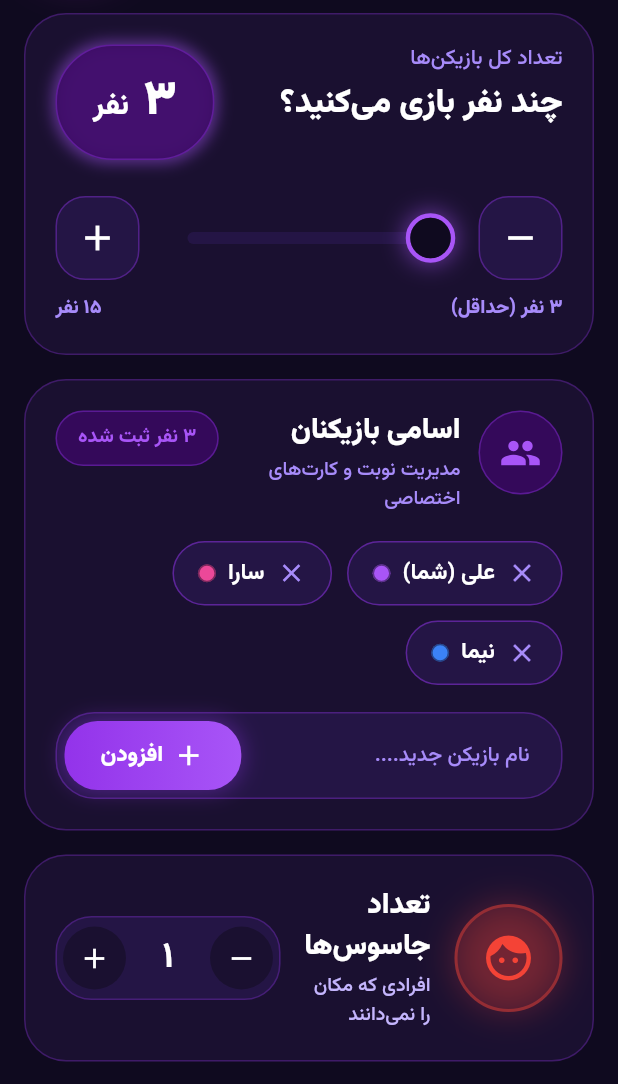
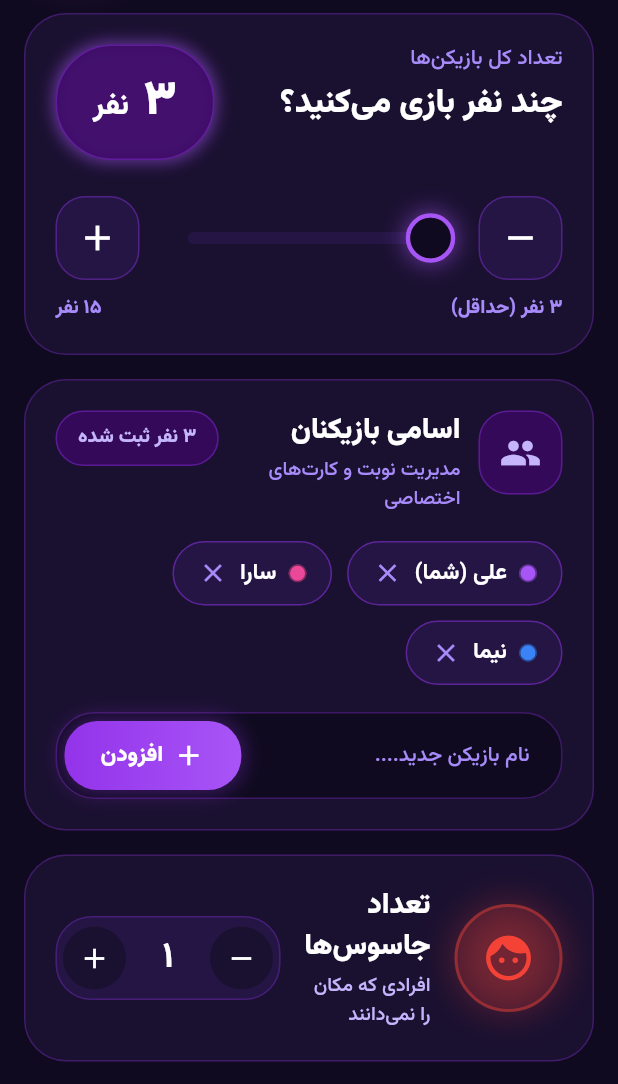
Before and after one commit to negarpoormehdi/joopi.imposter, a Flutter app: the screen it shows after launch, on a phone screen of 412 x 824 dp, the part 152-1236 px from its top. Run offline on Flutter 3.47's test engine with Material 3 defaults, Android fonts, the phone set to English and light mode, and no system bars.

Commit message:
style and font

```diff
--- a/lib/screens/game_settings_screen.dart
+++ b/lib/screens/game_settings_screen.dart
@@ -392,14 +392,14 @@ class _GameSettingsScreenState extends State<GameSettingsScreen> {
                 height: AppTheme.playerIconBoxSize,
                 decoration: BoxDecoration(
                   color: AppTheme.bgPurple.withOpacity(0.8),
-                  borderRadius: BorderRadius.circular(AppTheme.numberBoxRadius),
+                  borderRadius: BorderRadius.circular(20),
                   border: Border.all(
                     color: AppTheme.primaryPurple.withOpacity(0.4),
                   ),
                 ),
                 child: Icon(
                   Icons.group,
-                  color: AppTheme.lightPurple,
+                  color: AppTheme.textSecondary,
                   size: AppTheme.playerIconSize,
                 ),
               ),
@@ -449,7 +449,7 @@ class _GameSettingsScreenState extends State<GameSettingsScreen> {
                   '${_playersCount.toFa} نفر ثبت شده',
                   style: TextStyle(
                     fontFamily: AppTheme.fontFamily,
-                    color: AppTheme.lightPurple,
+                    color: AppTheme.textSecondary,
                     fontSize: AppTheme.badgeFontSize,
                     fontWeight: AppTheme.badgeWeight,
                   ),
@@ -479,7 +479,7 @@ class _GameSettingsScreenState extends State<GameSettingsScreen> {
           Container(
             padding: EdgeInsets.all(AppTheme.addRowPadding),
             decoration: BoxDecoration(
-              color: AppTheme.cardBgLight,
+              color: AppTheme.bgDark,
               borderRadius: BorderRadius.circular(AppTheme.addRowRadius),
               border: Border.all(
                 color: AppTheme.primaryPurple.withValues(alpha: 0.35),
--- a/lib/widgets/common_widgets.dart
+++ b/lib/widgets/common_widgets.dart
@@ -304,14 +304,19 @@ class PlayerChip extends StatelessWidget {
         textDirection: TextDirection.rtl,
         children: [
           if (onRemove != null)
-            GestureDetector(
-              onTap: onRemove,
-              child: Icon(
-                Icons.close,
-                color: AppTheme.textMuted,
-                size: AppTheme.chipCloseIconSize,
+
+          Container(
+            width: AppTheme.chipDotSize,
+            height: AppTheme.chipDotSize,
+            decoration: BoxDecoration(
+              color: dotColor,
+              shape: BoxShape.circle,
+              border: Border.all(
+                color: AppTheme.bgDark.withValues(alpha: 0.5),
+                width: 1,
               ),
             ),
+          ),
           const SizedBox(width: 8),
           Text(
             name,
@@ -323,17 +328,14 @@ class PlayerChip extends StatelessWidget {
             ),
             textDirection: TextDirection.rtl,
           ),
+
           const SizedBox(width: 8),
-          Container(
-            width: AppTheme.chipDotSize,
-            height: AppTheme.chipDotSize,
-            decoration: BoxDecoration(
-              color: dotColor,
-              shape: BoxShape.circle,
-              border: Border.all(
-                color: AppTheme.bgDark.withValues(alpha: 0.5),
-                width: 1,
-              ),
+          GestureDetector(
+            onTap: onRemove,
+            child: Icon(
+              Icons.close,
+              color: AppTheme.textMuted,
+              size: AppTheme.chipCloseIconSize,
             ),
           ),
         ],
```
